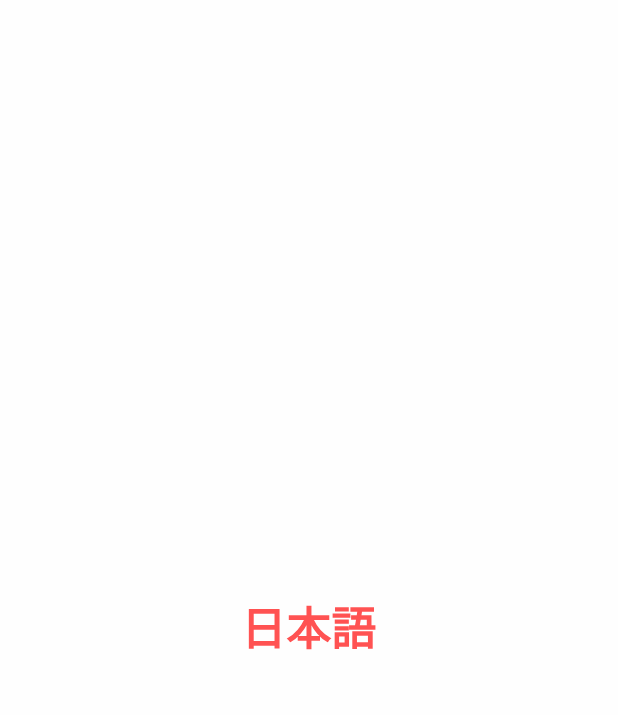
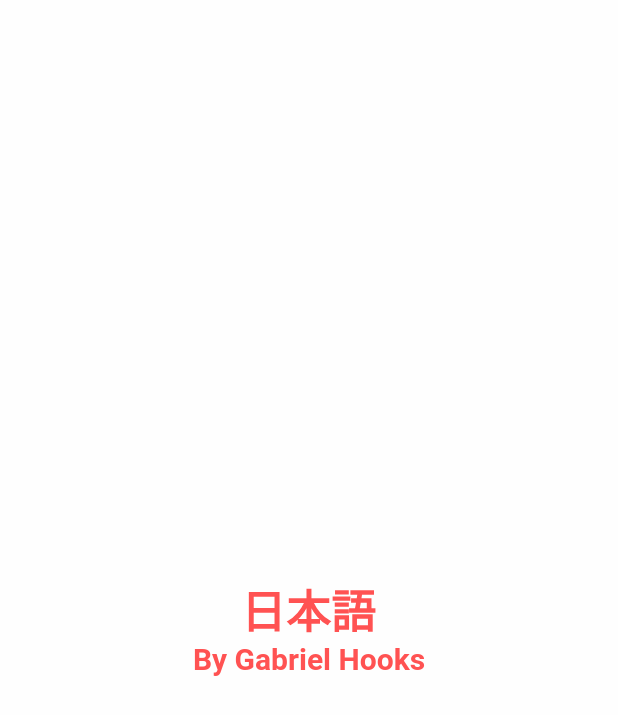
Before and after one commit to Echinoidea/senior_project, a Flutter app: the SplashScreen screen opened directly, on a phone screen of 412 x 824 dp. Shown: the top 715 px of the screen. Run offline on Flutter 3.47's test engine with Material 2 defaults, Android fonts, the light colour scheme and no system bars.

Commit message:
Navigates to home page after splash screen

```diff
--- a/lib/pages/splash_screen.dart
+++ b/lib/pages/splash_screen.dart
@@ -1,5 +1,6 @@
 import 'package:flutter/material.dart';
 import 'dart:async';
+import 'home_screen.dart';
 
 class SplashScreen extends StatefulWidget {
   @override
@@ -10,7 +11,12 @@ class _SplashScreenState extends State<SplashScreen> {
   @override
   void initState() {
     super.initState();
-    Timer(Duration(seconds: 3), () => print("End Splash Screen"));
+    Timer(Duration(seconds: 3), () => Navigator.push(
+      context,
+      MaterialPageRoute(
+        builder: (context) => HomeScreen())
+      )
+    );
   }
 
   @override
@@ -44,6 +50,16 @@ class _SplashScreenState extends State<SplashScreen> {
                           color: Colors.redAccent,
                         ),
                       ),
+                      Text(
+                        "By Gabriel Hooks",
+                        softWrap: true,
+                        textAlign: TextAlign.center,
+                        style: TextStyle(
+                          fontWeight: FontWeight.bold,
+                          fontSize: 20.0,
+                          color: Colors.redAccent,
+                        ),
+                      ),
                     ],
                   ),
                 ),
--- a/pubspec.yaml
+++ b/pubspec.yaml
@@ -23,7 +23,6 @@ dependencies:
 dev_dependencies:
   flutter_test:
     sdk: flutter
-
 
 # For information on the generic Dart part of this file, see the
 # following page: https://www.dartlang.org/tools/pub/pubspec
```
Also changed, not shown: lib/pages/home_screen.dart (+0 -9 lines).
